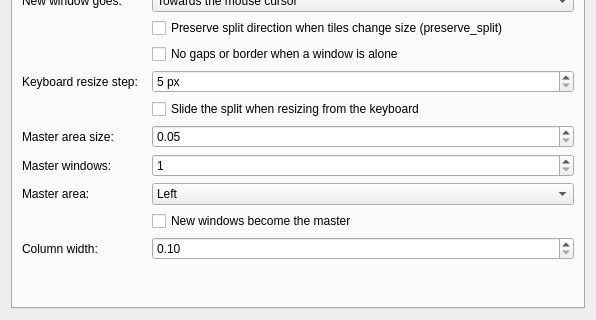
First picture: the form in package/contents/ui/config.ui, repository DGBooth/HyprKwin, before the edit; both pictures show x 0 to 596 and y 200 to 520 of the 596 by 520 pixel window.
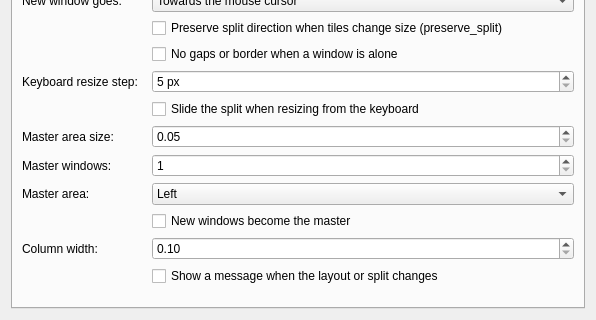
Second picture: the form after the edit. Custom widgets are drawn as their Qt base class.

Commit message:
Say which layout you just switched to
Meta+Shift+J and Meta+J change how windows are arranged with nothing on
screen to say what happened. Plasma's OSD service only takes fixed kinds of
message (volume, brightness, keyboard layout), so this draws its own overlay
window: a short caption near the bottom of the monitor in use, gone after a
moment. There is a setting to turn it off.

Assigning to a QML Window's visible property is deferred by
QQuickWindowQmlImpl, so an overlay named show() shadowed the Window's own
show() and never appeared, which the border strips avoid by calling show().

Patch:
```diff
--- a/package/contents/ui/config.ui
+++ b/package/contents/ui/config.ui
@@ -148,6 +148,12 @@
          <property name="toolTip"><string>The share of the screen each column takes in the scrolling layout. Only whole columns are shown; the rest wait off-screen, and the resize keys widen or narrow the focused column.</string></property>
         </widget>
        </item>
+       <item row="15" column="1">
+        <widget class="QCheckBox" name="kcfg_LayoutOsd">
+         <property name="text"><string>Show a message when the layout or split changes</string></property>
+         <property name="toolTip"><string>A short on-screen message naming the new layout, or which way a window just split, on the monitor you are using.</string></property>
+        </widget>
+       </item>
        <item row="13" column="1">
         <widget class="QCheckBox" name="kcfg_MasterNewIsMaster">
          <property name="text"><string>New windows become the master</string></property>
```
The commit also changes 8 other files.
